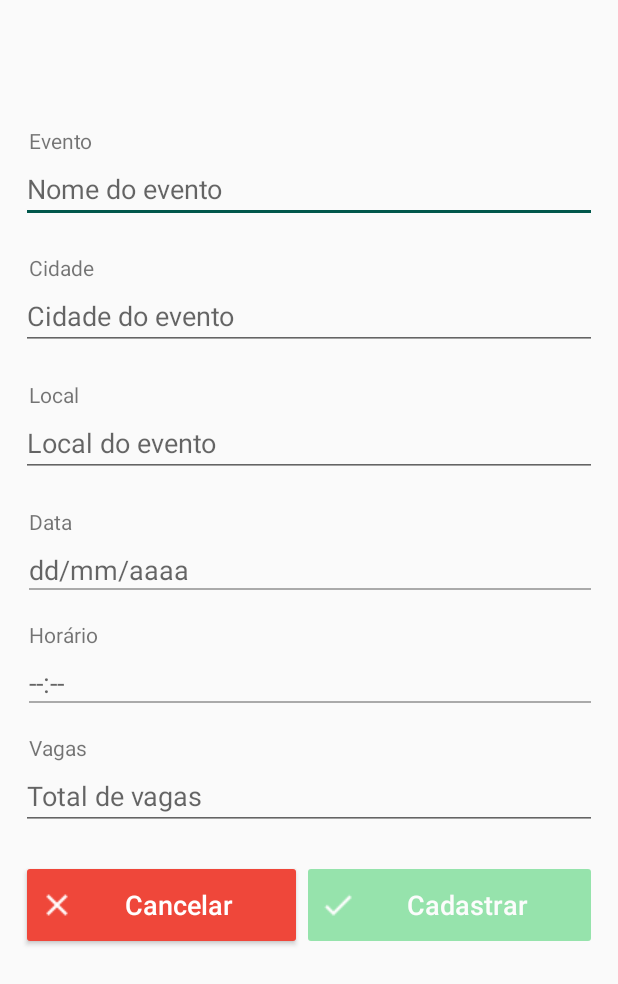
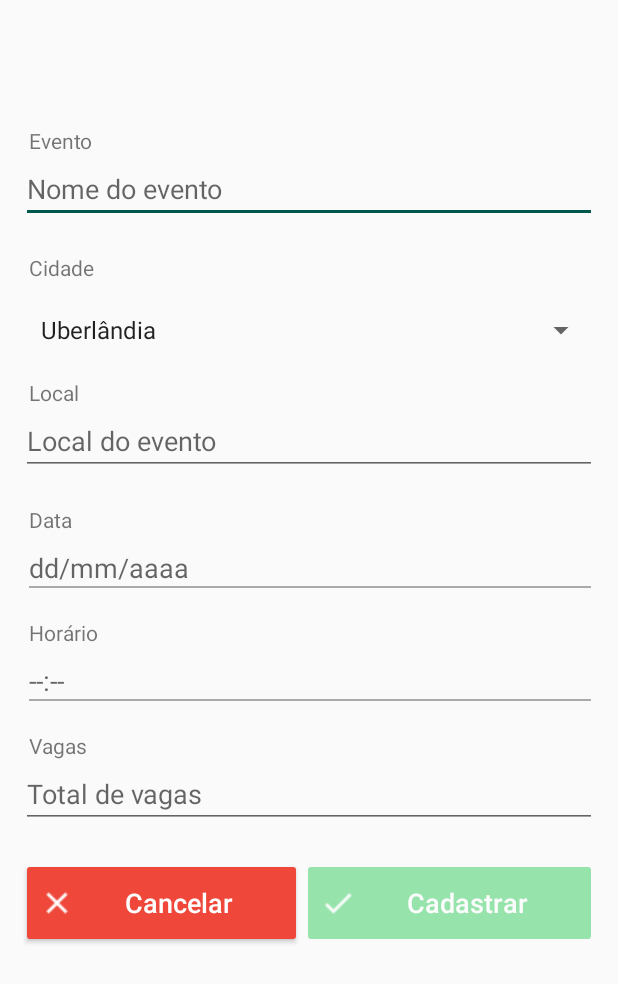
Before and after one commit to guilhermemagro/desafio-android, an Android app: the CadastroEventoActivity screen opened directly, with no data from a screen before it, on a phone screen of 412 x 824 dp. Shown: the top 984 px of the screen. Run offline under Robolectric (Android 15) with nearby library versions, the phone set to English and light mode, and no system bars.

Commit message:
Implementacao do Spinner para as cidades e validacoes de entrada

```diff
--- a/app/src/main/java/com/everis/guilherme/desafio1/UI/CadastroEventoActivity.java
+++ b/app/src/main/java/com/everis/guilherme/desafio1/UI/CadastroEventoActivity.java
@@ -10,9 +10,11 @@ import android.os.Bundle;
 import android.text.Editable;
 import android.text.TextWatcher;
 import android.view.View;
+import android.widget.ArrayAdapter;
 import android.widget.Button;
 import android.widget.DatePicker;
 import android.widget.EditText;
+import android.widget.Spinner;
 import android.widget.TextView;
 import android.widget.TimePicker;
 import android.widget.Toast;
@@ -29,13 +31,13 @@ public class CadastroEventoActivity extends AppCompatActivity {
     Button btnCECadastrar;
     Button btnCECancelar;
     EditText edtCEEvento;
-    EditText edtCECidade;
     EditText edtCELocal;
     TextView txtCEData;
     TextView txtCEHoraPicker;
     EditText edtCEVagas;
     private long idUsuarioAtivo;
     DatePickerDialog.OnDateSetListener mDateSetListener;
+    Spinner spinner;
 
     private TextWatcher textWatcher = new TextWatcher() {
         @Override
@@ -54,14 +56,13 @@ public class CadastroEventoActivity extends AppCompatActivity {
 
     private void checarCamposVazios(){
         String sEvento = edtCEEvento.getText().toString();
-        String sCidade = edtCECidade.getText().toString();
         String sLocal = edtCELocal.getText().toString();
         String sData = txtCEData.getText().toString();
         String sHora = txtCEHoraPicker.getText().toString();
         String sVagas = edtCEVagas.getText().toString();
 
-        if(sEvento.equals("") || sCidade.equals("") || sLocal.equals("") ||
-            sData.equals("") || sHora.equals("") || sVagas.equals("")){
+        if(sEvento.equals("") || sLocal.equals("") || sData.equals("") ||
+                sHora.equals("") || sVagas.equals("")){
             btnCECadastrar.setEnabled(false);
             btnCECadastrar.setAlpha(.5f);
         } else {
@@ -81,7 +82,6 @@ public class CadastroEventoActivity extends AppCompatActivity {
         }
 
         edtCEEvento = findViewById(R.id.edtCEEvento);
-        edtCECidade = findViewById(R.id.edtCECidade);
         edtCELocal = findViewById(R.id.edtCELocal);
         txtCEData = findViewById(R.id.txtCEDataPicker);
         txtCEHoraPicker = findViewById(R.id.txtCEHoraPicker);
@@ -90,7 +90,6 @@ public class CadastroEventoActivity extends AppCompatActivity {
         btnCECancelar = findViewById(R.id.btnCECancelar);
 
         edtCEEvento.addTextChangedListener(textWatcher);
-        edtCECidade.addTextChangedListener(textWatcher);
         edtCELocal.addTextChangedListener(textWatcher);
         txtCEData.addTextChangedListener(textWatcher);
         txtCEHoraPicker.addTextChangedListener(textWatcher);
@@ -98,6 +97,12 @@ public class CadastroEventoActivity extends AppCompatActivity {
 
         btnCECadastrar.setEnabled(false);
         btnCECadastrar.setAlpha(.5f);
+
+        spinner = findViewById(R.id.spnCECidades);
+        ArrayAdapter<CharSequence> adapter = ArrayAdapter.createFromResource(this,
+                R.array.array_cidades, android.R.layout.simple_spinner_item);
+        adapter.setDropDownViewResource(android.R.layout.simple_spinner_dropdown_item);
+        spinner.setAdapter(adapter);
 
         txtCEData.setOnClickListener(new View.OnClickListener() {
             @Override
@@ -159,7 +164,7 @@ public class CadastroEventoActivity extends AppCompatActivity {
                 EventoDAO eventoDAO = new EventoDAO(getBaseContext());
                 Evento evento;
                 String nomeEvento = edtCEEvento.getText().toString();
-                String cidade = edtCECidade.getText().toString();
+                String cidade = spinner.getSelectedItem().toString();
                 String local = edtCELocal.getText().toString();
                 String[] string = txtCEData.getText().toString().split("/");
                 String dataFormatada = string[2] + "-" + string[1] + "-" + string[0];
--- a/app/src/main/res/layout/activity_cadastro_evento.xml
+++ b/app/src/main/res/layout/activity_cadastro_evento.xml
@@ -51,15 +51,23 @@
                 android:layout_marginTop="20dp"
                 android:text="@string/ce_cidade" />
 
-            <EditText
-                android:id="@+id/edtCECidade"
+            <Spinner
+                android:id="@+id/spnCECidades"
                 android:layout_width="match_parent"
                 android:layout_height="wrap_content"
-                android:layout_marginLeft="10dp"
-                android:layout_marginRight="10dp"
-                android:ems="10"
-                android:hint="@string/ce_cidade_do_evento"
-                android:inputType="textPersonName" />
+                android:layout_marginStart="15dp"
+                android:layout_marginTop="20dp"
+                android:layout_marginEnd="10dp" />
+
+            <!--<EditText-->
+                <!--android:id="@+id/edtCECidade"-->
+                <!--android:layout_width="match_parent"-->
+                <!--android:layout_height="wrap_content"-->
+                <!--android:layout_marginLeft="10dp"-->
+                <!--android:layout_marginRight="10dp"-->
+                <!--android:ems="10"-->
+                <!--android:hint="@string/ce_cidade_do_evento"-->
+                <!--android:inputType="textPersonName" />-->
 
             <TextView
                 android:id="@+id/txtCELocal"
--- a/app/src/main/res/layout/activity_inscricao_evento.xml
+++ b/app/src/main/res/layout/activity_inscricao_evento.xml
@@ -81,7 +81,7 @@
 
             <EditText
                 android:id="@+id/edtIENome"
-                android:digits="abcdefghijklmnopqrstuvwxyzABCDEFGHIJKLMNOPQRSTUVWXYZ "
+                android:digits="aáâãbcçdeéêefghíîjklmnoóôõpqrstuúûvwxyzAÁÂÃBCÇDEÉÊFGHIÍÎJKLMNOÓÔÕPQRSTUÚÛVWXYZ "
                 android:layout_width="match_parent"
                 android:layout_height="wrap_content"
                 android:layout_marginLeft="10dp"
--- a/app/src/main/res/values/strings.xml
+++ b/app/src/main/res/values/strings.xml
@@ -53,4 +53,12 @@
     <string name="total_de_vagas">Total de vagas</string>
     <string name="senha">Senha</string>
     <string name="deletar_evento">Deletar Evento</string>
+
+    <string-array name="array_cidades">
+        <item>Uberlândia</item>
+        <item>São Paulo</item>
+        <item>Rio de Janeiro</item>
+        <item>Belo Horizonte</item>
+        <item>Goiânia</item>
+    </string-array>
 </resources>
```
Also changed, not shown: app/src/main/java/com/everis/guilherme/desafio1/UI/EditarEventoActivity.java (+23 -21 lines), app/src/main/java/com/everis/guilherme/desafio1/UI/MainActivity.java (+7 -4 lines), app/src/main/java/com/everis/guilherme/desafio1/UI/ParticipanteAdapter.java (+5 -5 lines), app/src/main/res/layout/activity_editar_evento.xml (+15 -7 lines).
